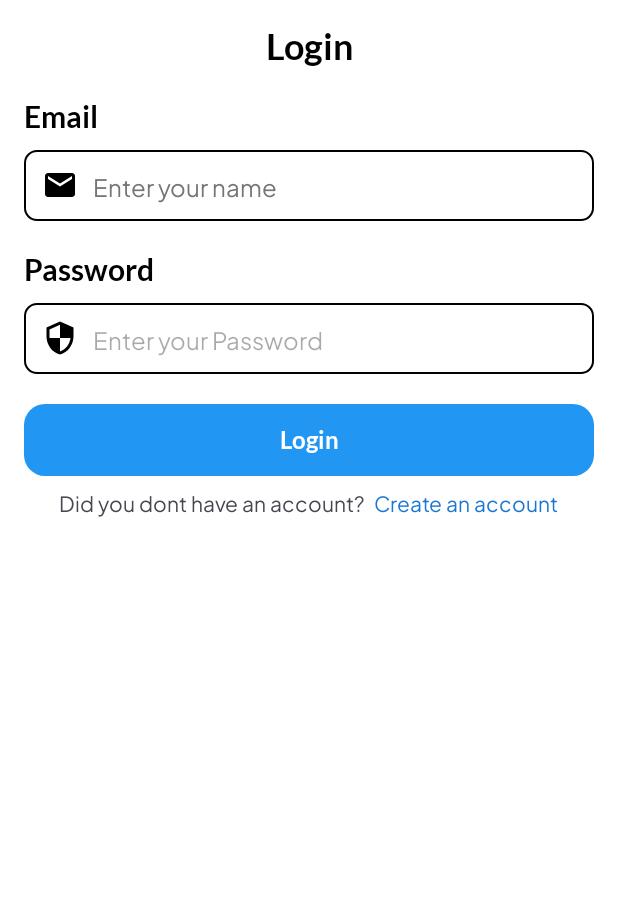
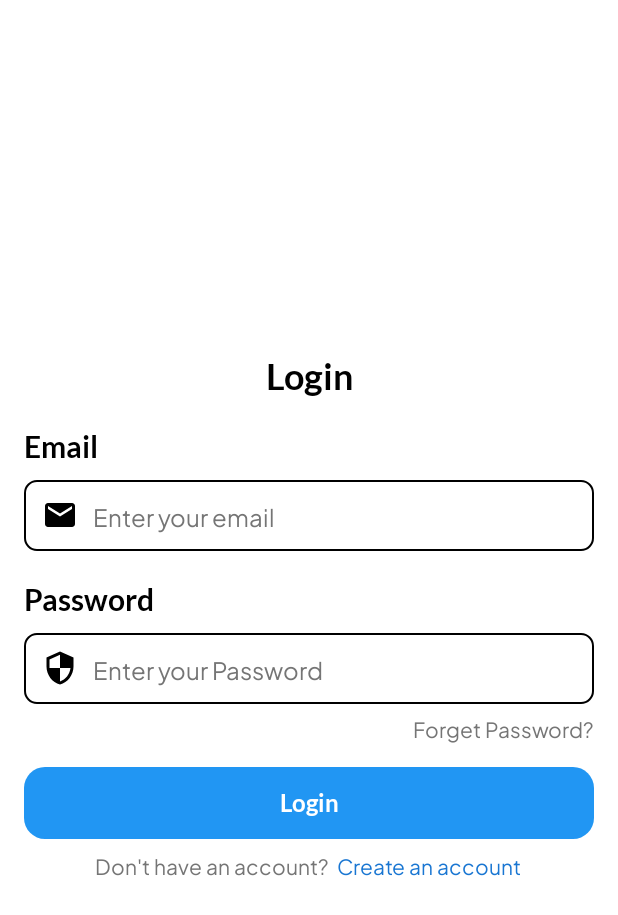
Before and after one commit to Mr-coder14/Quickify, an Android app: the screen it shows after launch (LoginActivity), on a phone screen of 412 x 824 dp. Shown: the top 915 px of the screen. Run offline under Robolectric (Android 15) with nearby library versions, the phone set to English and light mode, and no system bars; our stand-ins replace Firebase (no records; nobody signed in at launch, a user with empty details on screens opened directly).

Commit message:
Login and signup completed

```diff
--- /dev/null
+++ b/app/src/main/res/drawable/baseline_lock_reset_24.xml
@@ -0,0 +1,5 @@
+<vector android:height="24dp" android:tint="#000000"
+    android:viewportHeight="24" android:viewportWidth="24"
+    android:width="24dp" xmlns:android="http://schemas.android.com/apk/res/android">
+    <path android:fillColor="@android:color/white" android:pathData="M13,3c-4.97,0 -9,4.03 -9,9H1l4,4l4,-4H6c0,-3.86 3.14,-7 7,-7s7,3.14 7,7s-3.14,7 -7,7c-1.9,0 -3.62,-0.76 -4.88,-1.99L6.7,18.42C8.32,20.01 10.55,21 13,21c4.97,0 9,-4.03 9,-9S17.97,3 13,3zM15,11v-1c0,-1.1 -0.9,-2 -2,-2s-2,0.9 -2,2v1c-0.55,0 -1,0.45 -1,1v3c0,0.55 0.45,1 1,1h4c0.55,0 1,-0.45 1,-1v-3C16,11.45 15.55,11 15,11zM14,11h-2v-1c0,-0.55 0.45,-1 1,-1s1,0.45 1,1V11z"/>
+</vector>
--- a/app/src/main/res/layout/activity_login.xml
+++ b/app/src/main/res/layout/activity_login.xml
@@ -1,5 +1,6 @@
 <?xml version="1.0" encoding="utf-8"?>
-<LinearLayout xmlns:android="http://schemas.android.com/apk/res/android"
+<LinearLayout
+    xmlns:android="http://schemas.android.com/apk/res/android"
     xmlns:app="http://schemas.android.com/apk/res-auto"
     xmlns:tools="http://schemas.android.com/tools"
     android:layout_width="match_parent"
@@ -7,6 +8,7 @@
     android:background="@color/white"
     android:padding="16dp"
     android:orientation="vertical"
+    android:gravity="center"
     tools:context="LogInactiviies.LoginActivity">
 
     <TextView
@@ -19,13 +21,16 @@
         android:textStyle="bold"
         android:gravity="center_horizontal"/>
 
-
     <LinearLayout
         android:layout_width="match_parent"
         android:layout_height="wrap_content"
         android:orientation="vertical"
+        android:layout_gravity="center"
         android:layout_marginTop="20dp"
-            android:id="@+id/l1">
+        android:id="@+id/l1"
+        >
+
+        <!-- Email EditText and Label -->
         <TextView
             android:layout_width="wrap_content"
             android:layout_height="wrap_content"
@@ -41,13 +46,16 @@
             android:fontFamily="@font/plus"
             android:gravity="center_vertical"
             android:id="@+id/emaillogin"
+            android:maxLines="1"
             android:textColor="@color/black"
             android:drawableLeft="@drawable/baseline_email_24"
             android:textSize="16sp"
             android:drawablePadding="10dp"
             android:layout_marginBottom="20dp"
             android:textColorHint="@color/LightGray"
-                android:hint="Enter your name" />
+            android:hint="Enter your email" />
+
+        <!-- Password EditText and Label -->
         <TextView
             android:layout_width="wrap_content"
             android:layout_height="wrap_content"
@@ -57,19 +65,32 @@
             android:textColor="@color/black"
             android:layout_marginBottom="10dp"/>
 
-
         <EditText
             android:layout_width="match_parent"
             android:layout_height="47dp"
             android:background="@drawable/edittext_background"
             android:fontFamily="@font/plus"
+            android:maxLines="1"
             android:textColor="@color/black"
+            android:textColorHint="@color/LightGray"
             android:drawableLeft="@drawable/baseline_security_24"
             android:textSize="16sp"
             android:drawablePadding="10dp"
-                android:layout_marginBottom="20dp"
+
             android:id="@+id/passwordlogin"
             android:hint="Enter your Password" />
+        <TextView
+            android:layout_width="wrap_content"
+            android:layout_height="wrap_content"
+            android:textColor="@color/LightGray"
+            android:layout_marginBottom="15dp"
+            android:layout_marginTop="6dp"
+            android:id="@+id/forgettxt"
+            android:layout_gravity="end"
+            android:fontFamily="@font/plus"
+            android:text="Forget Password?"/>
+
+        <!-- Login Button -->
         <Button
             android:layout_width="match_parent"
             android:layout_height="wrap_content"
@@ -80,6 +101,8 @@
             android:fontFamily="@font/lato"
             android:id="@+id/loginbtn"
             />
+
+        <!-- Sign Up Option -->
         <LinearLayout
             android:layout_width="match_parent"
             android:layout_height="wrap_content"
@@ -89,8 +112,9 @@
             <TextView
                 android:layout_width="wrap_content"
                 android:layout_height="wrap_content"
+                android:textColor="@color/LightGray"
                 android:fontFamily="@font/plus"
-                    android:text="Did you dont have an account?"/>
+                android:text="Don't have an account?"/>
             <TextView
                 android:layout_width="wrap_content"
                 android:layout_height="wrap_content"
@@ -100,11 +124,5 @@
                 android:textColor="@color/darkblue"
                 android:text="Create an account"/>
         </LinearLayout>
-
     </LinearLayout>
-
-
-
-
-
 </LinearLayout>
--- a/app/src/main/res/layout/activity_register.xml
+++ b/app/src/main/res/layout/activity_register.xml
@@ -43,6 +43,7 @@
             android:textColor="@color/black"
             android:drawableLeft="@drawable/baseline_email_24"
             android:textSize="16sp"
+            android:maxLines="1"
             android:drawablePadding="10dp"
             android:layout_marginBottom="20dp"
             android:textColorHint="@color/LightGray"
@@ -61,6 +62,7 @@
             android:background="@drawable/edittext_background"
             android:fontFamily="@font/plus"
             android:gravity="center_vertical"
+            android:maxLines="1"
             android:id="@+id/nameregister"
             android:textColor="@color/black"
             android:drawableLeft="@drawable/baseline_email_24"
@@ -83,6 +85,7 @@
             android:background="@drawable/edittext_background"
             android:fontFamily="@font/plus"
             android:gravity="center_vertical"
+            android:maxLines="1"
             android:id="@+id/phnoregister"
             android:textColor="@color/black"
             android:inputType="number"
@@ -111,6 +114,7 @@
             android:drawableLeft="@drawable/baseline_security_24"
             android:textSize="16sp"
             android:inputType="textPassword"
+            android:maxLines="1"
             android:drawablePadding="10dp"
             android:layout_marginBottom="20dp"
             android:textColorHint="@color/LightGray"
@@ -134,6 +138,7 @@
             android:fontFamily="@font/plus"
             android:textColor="@color/black"
             android:drawableLeft="@drawable/baseline_security_24"
+            android:maxLines="1"
             android:textSize="16sp"
             android:drawablePadding="10dp"
             android:inputType="textPassword"
--- a/app/src/main/res/values-night/themes.xml
+++ b/app/src/main/res/values-night/themes.xml
@@ -1,7 +1,7 @@
 <resources xmlns:tools="http://schemas.android.com/tools">
     <!-- Base application theme. -->
     <style name="Base.Theme.Quiz" parent="Theme.Material3.DayNight.NoActionBar">
-        <!-- Customize your dark theme here. -->
-        <!-- <item name="colorPrimary">@color/my_dark_primary</item> -->
+        <item name="colorPrimary">@color/PrimaryColor</item>
+        <item name="colorSecondary">@color/SecondaryColor</item>
     </style>
 </resources>
```
Also changed, not shown: app/src/main/java/LogInactiviies/LoginActivity.java (+53 -1 lines), app/src/main/res/drawable/white_box.xml (added, +13 -0 lines), app/src/main/res/layout/dailog_forgot.xml (added, +109 -0 lines). Lines whose indentation alone changed are shown as unchanged.
